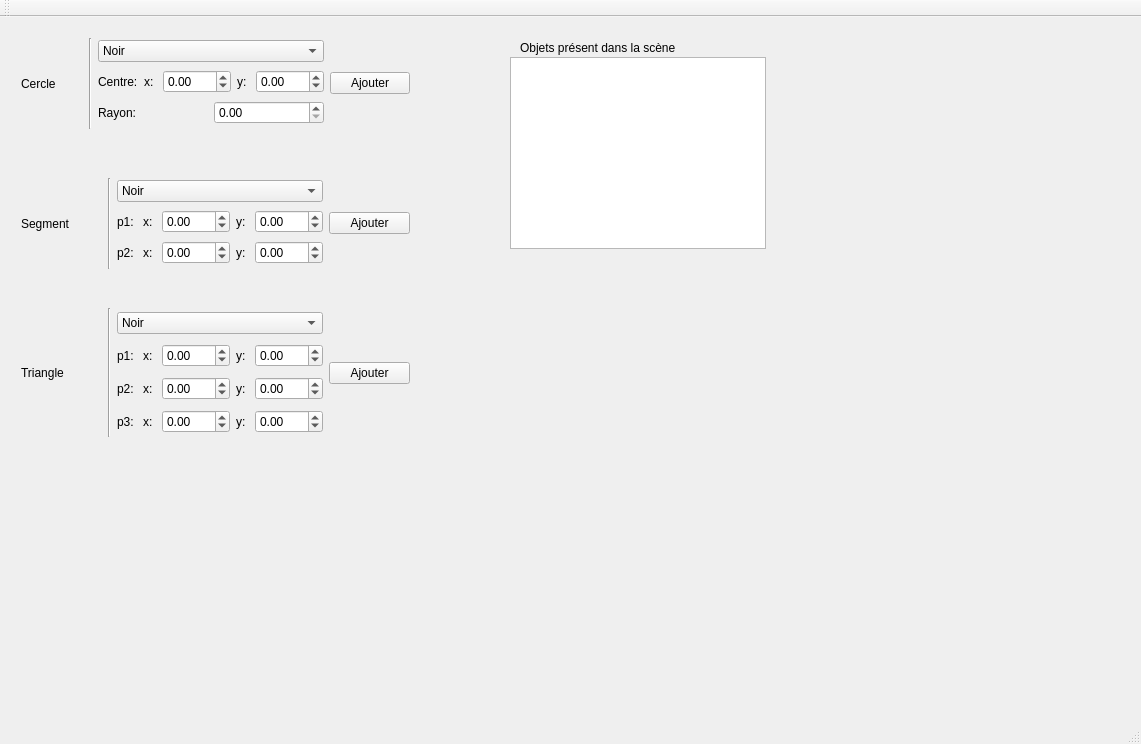
Above: src/mainwindow.ui from lesquoyb/projet_synthese before the change. Below: the same form after it.
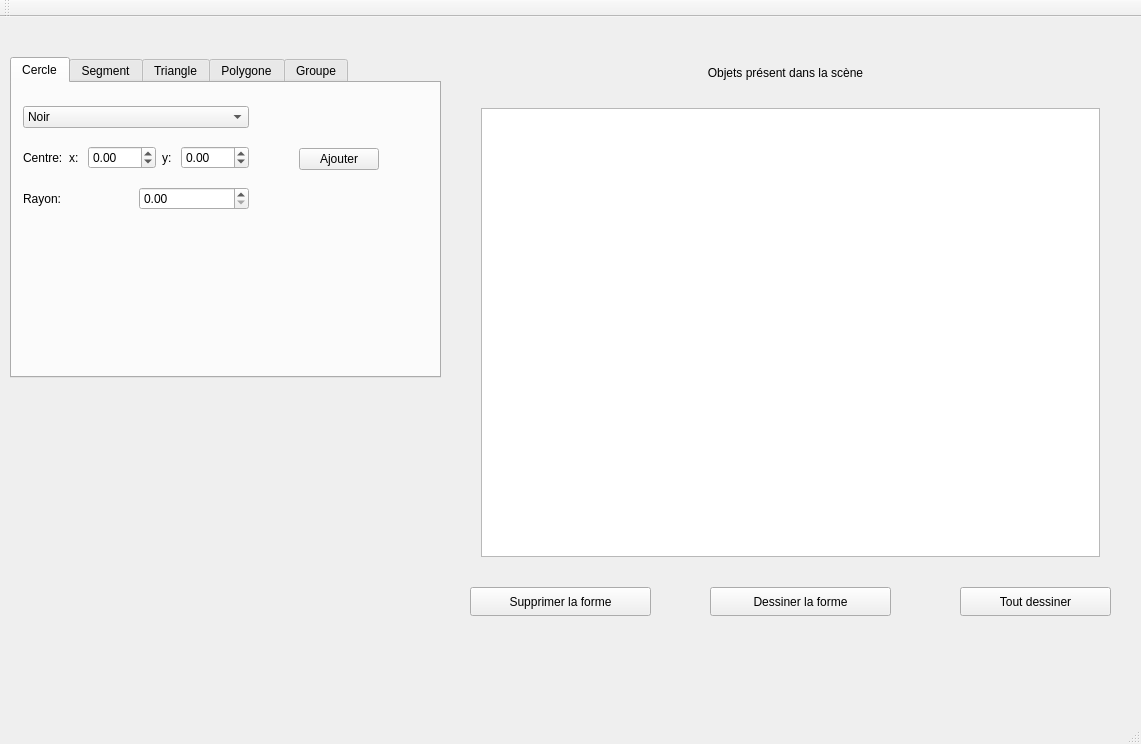
That is the form after the change.

What changed in the file:
```diff
--- a/src/mainwindow.ui
+++ b/src/mainwindow.ui
@@ -14,30 +14,63 @@
    <string>MainWindow</string>
   </property>
   <widget class="QWidget" name="centralWidget">
+   <widget class="QLabel" name="label_5">
+    <property name="geometry">
+     <rect>
+      <x>670</x>
+      <y>40</y>
+      <width>231</width>
+      <height>31</height>
+     </rect>
+    </property>
+    <property name="text">
+     <string>Objets présent dans la scène</string>
+    </property>
+    <property name="alignment">
+     <set>Qt::AlignCenter</set>
+    </property>
+   </widget>
+   <widget class="QWidget" name="verticalLayoutWidget">
+    <property name="geometry">
+     <rect>
+      <x>470</x>
+      <y>80</y>
+      <width>641</width>
+      <height>471</height>
+     </rect>
+    </property>
+    <layout class="QVBoxLayout" name="verticalLayout">
+     <item>
+      <widget class="QListWidget" name="listeFormes"/>
+     </item>
+    </layout>
+   </widget>
+   <widget class="QTabWidget" name="tabWidget">
+    <property name="geometry">
+     <rect>
+      <x>10</x>
+      <y>40</y>
+      <width>431</width>
+      <height>321</height>
+     </rect>
+    </property>
+    <property name="currentIndex">
+     <number>0</number>
+    </property>
+    <widget class="QWidget" name="tab">
+     <attribute name="title">
+      <string>Cercle</string>
+     </attribute>
    <widget class="QWidget" name="horizontalLayoutWidget">
     <property name="geometry">
      <rect>
-      <x>10</x>
-      <y>10</y>
-      <width>411</width>
-      <height>113</height>
+        <x>0</x>
+        <y>0</y>
+        <width>421</width>
+        <height>151</height>
      </rect>
     </property>
     <layout class="QHBoxLayout" name="horizontalLayout">
-     <item>
-      <widget class="QLabel" name="label">
-       <property name="text">
-        <string>Cercle</string>
-       </property>
-      </widget>
-     </item>
-     <item>
-      <widget class="Line" name="line">
-       <property name="orientation">
-        <enum>Qt::Vertical</enum>
-       </property>
-      </widget>
-     </item>
      <item>
       <layout class="QVBoxLayout" name="verticalLayout_2">
        <item>
@@ -160,6 +193,19 @@
        </item>
       </layout>
      </item>
+       <item>
+        <spacer name="horizontalSpacer_5">
+         <property name="orientation">
+          <enum>Qt::Horizontal</enum>
+         </property>
+         <property name="sizeHint" stdset="0">
+          <size>
+           <width>40</width>
+           <height>20</height>
+          </size>
+         </property>
+        </spacer>
+       </item>
      <item>
       <layout class="QVBoxLayout" name="verticalLayout_3">
        <item>
@@ -197,32 +243,36 @@
        </item>
       </layout>
      </item>
-    </layout>
-   </widget>
+       <item>
+        <spacer name="horizontalSpacer_6">
+         <property name="orientation">
+          <enum>Qt::Horizontal</enum>
+         </property>
+         <property name="sizeHint" stdset="0">
+          <size>
+           <width>40</width>
+           <height>20</height>
+          </size>
+         </property>
+        </spacer>
+       </item>
+      </layout>
+     </widget>
+    </widget>
+    <widget class="QWidget" name="tab_3">
+     <attribute name="title">
+      <string>Segment</string>
+     </attribute>
    <widget class="QWidget" name="horizontalLayoutWidget_5">
     <property name="geometry">
      <rect>
-      <x>10</x>
-      <y>150</y>
-      <width>411</width>
-      <height>113</height>
+        <x>0</x>
+        <y>0</y>
+        <width>421</width>
+        <height>141</height>
      </rect>
     </property>
     <layout class="QHBoxLayout" name="horizontalLayout_5">
-     <item>
-      <widget class="QLabel" name="label_4">
-       <property name="text">
-        <string>Segment</string>
-       </property>
-      </widget>
-     </item>
-     <item>
-      <widget class="Line" name="line_2">
-       <property name="orientation">
-        <enum>Qt::Vertical</enum>
-       </property>
-      </widget>
-     </item>
      <item>
       <layout class="QVBoxLayout" name="verticalLayout_5">
        <item>
@@ -381,6 +431,19 @@
        </item>
       </layout>
      </item>
+       <item>
+        <spacer name="horizontalSpacer_3">
+         <property name="orientation">
+          <enum>Qt::Horizontal</enum>
+         </property>
+         <property name="sizeHint" stdset="0">
+          <size>
+           <width>40</width>
+           <height>20</height>
+          </size>
+         </property>
+        </spacer>
+       </item>
      <item>
       <layout class="QVBoxLayout" name="verticalLayout_6">
        <item>
@@ -418,32 +481,36 @@
        </item>
       </layout>
      </item>
-    </layout>
-   </widget>
+       <item>
+        <spacer name="horizontalSpacer_4">
+         <property name="orientation">
+          <enum>Qt::Horizontal</enum>
+         </property>
+         <property name="sizeHint" stdset="0">
+          <size>
+           <width>40</width>
+           <height>20</height>
+          </size>
+         </property>
+        </spacer>
+       </item>
+      </layout>
+     </widget>
+    </widget>
+    <widget class="QWidget" name="tab_2">
+     <attribute name="title">
+      <string>Triangle</string>
+     </attribute>
    <widget class="QWidget" name="horizontalLayoutWidget_7">
     <property name="geometry">
      <rect>
-      <x>10</x>
-      <y>280</y>
-      <width>411</width>
-      <height>151</height>
+        <x>0</x>
+        <y>0</y>
+        <width>446</width>
+        <height>196</height>
      </rect>
     </property>
     <layout class="QHBoxLayout" name="horizontalLayout_8">
-     <item>
-      <widget class="QLabel" name="label_15">
-       <property name="text">
-        <string>Triangle</string>
-       </property>
-      </widget>
-     </item>
-     <item>
-      <widget class="Line" name="line_3">
-       <property name="orientation">
-        <enum>Qt::Vertical</enum>
-       </property>
-      </widget>
-     </item>
      <item>
       <layout class="QVBoxLayout" name="verticalLayout_7">
        <item>
@@ -659,6 +726,19 @@
        </item>
       </layout>
      </item>
+       <item>
+        <spacer name="horizontalSpacer">
+         <property name="orientation">
+          <enum>Qt::Horizontal</enum>
+         </property>
+         <property name="sizeHint" stdset="0">
+          <size>
+           <width>40</width>
+           <height>20</height>
+          </size>
+         </property>
+        </spacer>
+       </item>
      <item>
       <layout class="QVBoxLayout" name="verticalLayout_8">
        <item>
@@ -696,31 +776,79 @@
        </item>
       </layout>
      </item>
-    </layout>
-   </widget>
-   <widget class="QListView" name="listView">
+       <item>
+        <spacer name="horizontalSpacer_2">
+         <property name="orientation">
+          <enum>Qt::Horizontal</enum>
+         </property>
+         <property name="sizeHint" stdset="0">
+          <size>
+           <width>40</width>
+           <height>20</height>
+          </size>
+         </property>
+        </spacer>
+       </item>
+      </layout>
+     </widget>
+    </widget>
+    <widget class="QWidget" name="tab_4">
+     <attribute name="title">
+      <string>Polygone</string>
+     </attribute>
+    </widget>
+    <widget class="QWidget" name="tab_5">
+     <attribute name="title">
+      <string>Groupe</string>
+     </attribute>
+    </widget>
+   </widget>
+   <widget class="QPushButton" name="supprimer">
     <property name="geometry">
      <rect>
-      <x>510</x>
-      <y>40</y>
-      <width>256</width>
-      <height>192</height>
+      <x>470</x>
+      <y>570</y>
+      <width>181</width>
+      <height>29</height>
      </rect>
     </property>
+    <property name="text">
+     <string>Supprimer la forme</string>
+    </property>
    </widget>
-   <widget class="QLabel" name="label_5">
+   <widget class="QPushButton" name="dessiner_forme">
     <property name="geometry">
      <rect>
-      <x>520</x>
-      <y>20</y>
-      <width>201</width>
-      <height>21</height>
+      <x>710</x>
+      <y>570</y>
+      <width>181</width>
+      <height>29</height>
      </rect>
     </property>
     <property name="text">
-     <string>Objets présent dans la scène</string>
+     <string>Dessiner la forme</string>
     </property>
    </widget>
+   <widget class="QPushButton" name="dessiner_tout">
+    <property name="geometry">
+     <rect>
+      <x>960</x>
+      <y>570</y>
+      <width>151</width>
+      <height>29</height>
+     </rect>
+    </property>
+    <property name="text">
+     <string>Tout dessiner</string>
+    </property>
+   </widget>
+   <zorder>label_5</zorder>
+   <zorder>verticalLayoutWidget</zorder>
+   <zorder>tabWidget</zorder>
+   <zorder>horizontalLayoutWidget_7</zorder>
+   <zorder>supprimer</zorder>
+   <zorder>dessiner_forme</zorder>
+   <zorder>dessiner_tout</zorder>
   </widget>
   <widget class="QMenuBar" name="menuBar">
    <property name="geometry">
```
Left out of the diff: 4 changed lines with no effect on the pictures. Lines whose indentation alone changed are shown as unchanged.
